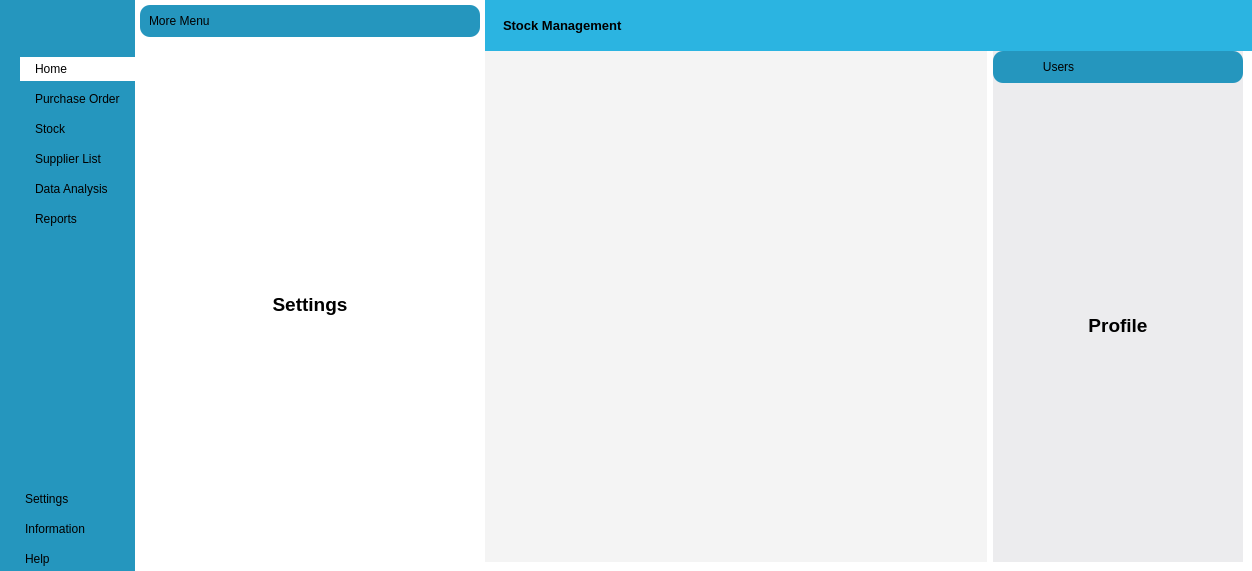
qauntico/Business-application-, file main.ui: the form before one commit.
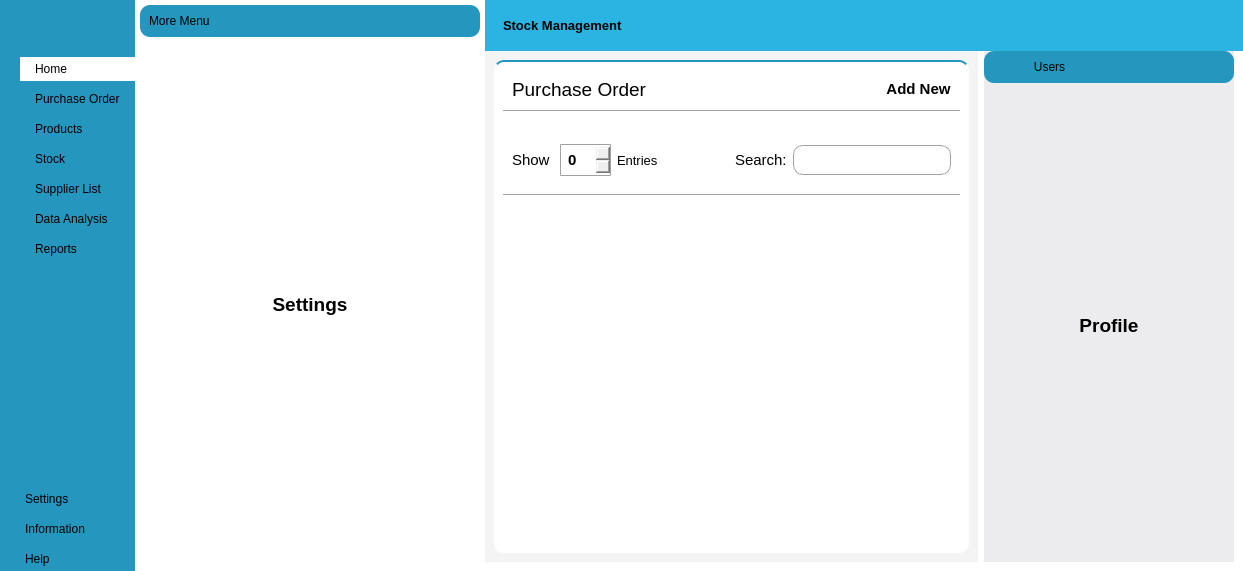
The form after the commit. The open tabs and pages were chosen to show the change. Icons and pictures are not drawn.

Commit message: created the Purchase order ui

```diff
--- a/main.ui
+++ b/main.ui
@@ -6,7 +6,7 @@
    <rect>
     <x>0</x>
     <y>0</y>
-    <width>1252</width>
+    <width>1243</width>
     <height>571</height>
    </rect>
   </property>
@@ -65,25 +65,25 @@
 	padding:10px;
 	border-radius:10px
 }
-#widget_5 {
+#widget_5, #widget_6 {
  	border-radius: 10px;
 	border-top:2px solid #2596be;
 	background-color: white;
 }
-#frame_18 {
+#frame_18, #frame_24 {
 	border-bottom: 1px solid #a1a1a1;
 }
-#frame_20 {
+#frame_20, #frame_26 {
 	border-bottom: 1px solid #a1a1a1;
 }
 #stackedWidget_3{
 	background-color: #f4f4f4;
 }
-#lineEdit {
+#lineEdit, #lineEdit_2 {
 	border: 1px solid #a1a1a1;
 	border-radius: 10px
 }
-#spinBox {
+#spinBox, #spinBox_2 {
 	border:1px solid #a1a1a1;
 	border-radius: 1px;
 	padding:5px
@@ -257,6 +257,23 @@
                </property>
               </widget>
              </item>
+             <item>
+              <widget class="QPushButton" name="pushButton_12">
+               <property name="text">
+                <string>Products</string>
+               </property>
+               <property name="icon">
+                <iconset resource="icons/icons.qrc">
+                 <normaloff>:/icons/clipboard.svg</normaloff>:/icons/clipboard.svg</iconset>
+               </property>
+               <property name="iconSize">
+                <size>
+                 <width>24</width>
+                 <height>24</height>
+                </size>
+               </property>
+              </widget>
+             </item>
              <item>
               <widget class="QPushButton" name="pushButton_9">
                <property name="toolTip">
@@ -1388,7 +1405,251 @@
                  </item>
                 </layout>
                </widget>
-               <widget class="QWidget" name="page_7"/>
+               <widget class="QWidget" name="page_7">
+                <layout class="QVBoxLayout" name="verticalLayout_16">
+                 <item>
+                  <widget class="QWidget" name="widget_6" native="true">
+                   <layout class="QVBoxLayout" name="verticalLayout_31">
+                    <item alignment="Qt::AlignTop">
+                     <widget class="QFrame" name="frame_24">
+                      <property name="frameShape">
+                       <enum>QFrame::StyledPanel</enum>
+                      </property>
+                      <property name="frameShadow">
+                       <enum>QFrame::Raised</enum>
+                      </property>
+                      <layout class="QHBoxLayout" name="horizontalLayout_26">
+                       <item>
+                        <widget class="QLabel" name="label_11">
+                         <property name="font">
+                          <font>
+                           <pointsize>14</pointsize>
+                           <weight>50</weight>
+                           <bold>false</bold>
+                           <underline>false</underline>
+                          </font>
+                         </property>
+                         <property name="text">
+                          <string>Purchase Order</string>
+                         </property>
+                        </widget>
+                       </item>
+                       <item alignment="Qt::AlignRight">
+                        <widget class="QPushButton" name="pushButton_17">
+                         <property name="font">
+                          <font>
+                           <pointsize>11</pointsize>
+                           <weight>75</weight>
+                           <bold>true</bold>
+                          </font>
+                         </property>
+                         <property name="text">
+                          <string>Add New</string>
+                         </property>
+                         <property name="icon">
+                          <iconset resource="icons/icons.qrc">
+                           <normaloff>:/icons/plus.svg</normaloff>:/icons/plus.svg</iconset>
+                         </property>
+                         <property name="iconSize">
+                          <size>
+                           <width>24</width>
+                           <height>24</height>
+                          </size>
+                         </property>
+                        </widget>
+                       </item>
+                      </layout>
+                     </widget>
+                    </item>
+                    <item>
+                     <widget class="QFrame" name="frame_25">
+                      <property name="sizePolicy">
+                       <sizepolicy hsizetype="Expanding" vsizetype="Expanding">
+                        <horstretch>0</horstretch>
+                        <verstretch>0</verstretch>
+                       </sizepolicy>
+                      </property>
+                      <property name="frameShape">
+                       <enum>QFrame::StyledPanel</enum>
+                      </property>
+                      <property name="frameShadow">
+                       <enum>QFrame::Raised</enum>
+                      </property>
+                      <layout class="QVBoxLayout" name="verticalLayout_33">
+                       <property name="leftMargin">
+                        <number>0</number>
+                       </property>
+                       <property name="rightMargin">
+                        <number>0</number>
+                       </property>
+                       <item>
+                        <widget class="QFrame" name="frame_26">
+                         <property name="frameShape">
+                          <enum>QFrame::StyledPanel</enum>
+                         </property>
+                         <property name="frameShadow">
+                          <enum>QFrame::Raised</enum>
+                         </property>
+                         <layout class="QHBoxLayout" name="horizontalLayout_27">
+                          <property name="leftMargin">
+                           <number>0</number>
+                          </property>
+                          <property name="rightMargin">
+                           <number>0</number>
+                          </property>
+                          <item alignment="Qt::AlignLeft">
+                           <widget class="QFrame" name="frame_27">
+                            <property name="font">
+                             <font>
+                              <pointsize>4</pointsize>
+                             </font>
+                            </property>
+                            <property name="frameShape">
+                             <enum>QFrame::StyledPanel</enum>
+                            </property>
+                            <property name="frameShadow">
+                             <enum>QFrame::Raised</enum>
+                            </property>
+                            <layout class="QHBoxLayout" name="horizontalLayout_28">
+                             <item>
+                              <widget class="QLabel" name="label_35">
+                               <property name="font">
+                                <font>
+                                 <pointsize>11</pointsize>
+                                </font>
+                               </property>
+                               <property name="text">
+                                <string>Show </string>
+                               </property>
+                              </widget>
+                             </item>
+                             <item>
+                              <widget class="QSpinBox" name="spinBox_2">
+                               <property name="sizePolicy">
+                                <sizepolicy hsizetype="Minimum" vsizetype="Preferred">
+                                 <horstretch>0</horstretch>
+                                 <verstretch>0</verstretch>
+                                </sizepolicy>
+                               </property>
+                               <property name="minimumSize">
+                                <size>
+                                 <width>49</width>
+                                 <height>32</height>
+                                </size>
+                               </property>
+                               <property name="font">
+                                <font>
+                                 <pointsize>11</pointsize>
+                                 <weight>75</weight>
+                                 <bold>true</bold>
+                                </font>
+                               </property>
+                              </widget>
+                             </item>
+                             <item>
+                              <widget class="QLabel" name="label_36">
+                               <property name="font">
+                                <font>
+                                 <pointsize>10</pointsize>
+                                </font>
+                               </property>
+                               <property name="text">
+                                <string>Entries</string>
+                               </property>
+                              </widget>
+                             </item>
+                            </layout>
+                           </widget>
+                          </item>
+                          <item alignment="Qt::AlignRight">
+                           <widget class="QFrame" name="frame_28">
+                            <property name="frameShape">
+                             <enum>QFrame::StyledPanel</enum>
+                            </property>
+                            <property name="frameShadow">
+                             <enum>QFrame::Raised</enum>
+                            </property>
+                            <layout class="QHBoxLayout" name="horizontalLayout_29">
+                             <item>
+                              <widget class="QLabel" name="label_37">
+                               <property name="font">
+                                <font>
+                                 <pointsize>11</pointsize>
+                                </font>
+                               </property>
+                               <property name="text">
+                                <string>Search:</string>
+                               </property>
+                              </widget>
+                             </item>
+                             <item>
+                              <widget class="QLineEdit" name="lineEdit_2">
+                               <property name="sizePolicy">
+                                <sizepolicy hsizetype="Minimum" vsizetype="Maximum">
+                                 <horstretch>0</horstretch>
+                                 <verstretch>0</verstretch>
+                                </sizepolicy>
+                               </property>
+                               <property name="minimumSize">
+                                <size>
+                                 <width>158</width>
+                                 <height>0</height>
+                                </size>
+                               </property>
+                               <property name="maximumSize">
+                                <size>
+                                 <width>16777215</width>
+                                 <height>30</height>
+                                </size>
+                               </property>
+                               <property name="baseSize">
+                                <size>
+                                 <width>0</width>
+                                 <height>0</height>
+                                </size>
+                               </property>
+                               <property name="font">
+                                <font>
+                                 <pointsize>10</pointsize>
+                                </font>
+                               </property>
+                              </widget>
+                             </item>
+                            </layout>
+                           </widget>
+                          </item>
+                         </layout>
+                        </widget>
+                       </item>
+                       <item>
+                        <widget class="QFrame" name="frame_29">
+                         <property name="sizePolicy">
+                          <sizepolicy hsizetype="Preferred" vsizetype="Expanding">
+                           <horstretch>0</horstretch>
+                           <verstretch>0</verstretch>
+                          </sizepolicy>
+                         </property>
+                         <property name="frameShape">
+                          <enum>QFrame::StyledPanel</enum>
+                         </property>
+                         <property name="frameShadow">
+                          <enum>QFrame::Raised</enum>
+                         </property>
+                         <layout class="QVBoxLayout" name="verticalLayout_34">
+                          <item>
+                           <widget class="QTableView" name="tableView_2"/>
+                          </item>
+                         </layout>
+                        </widget>
+                       </item>
+                      </layout>
+                     </widget>
+                    </item>
+                   </layout>
+                  </widget>
+                 </item>
+                </layout>
+               </widget>
                <widget class="QWidget" name="page_8">
                 <layout class="QVBoxLayout" name="verticalLayout_17">
                  <item>
@@ -1635,25 +1896,7 @@
                 </layout>
                </widget>
                <widget class="QWidget" name="page_9">
-                <layout class="QVBoxLayout" name="verticalLayout_18">
-                 <item>
-                  <widget class="QLabel" name="label_11">
-                   <property name="font">
-                    <font>
-                     <pointsize>14</pointsize>
-                     <weight>75</weight>
-                     <bold>true</bold>
-                    </font>
-                   </property>
-                   <property name="text">
-                    <string>Edit Product</string>
-                   </property>
-                   <property name="alignment">
-                    <set>Qt::AlignCenter</set>
-                   </property>
-                  </widget>
-                 </item>
-                </layout>
+                <layout class="QVBoxLayout" name="verticalLayout_18"/>
                </widget>
                <widget class="QWidget" name="page_10">
                 <layout class="QVBoxLayout" name="verticalLayout_19">
```
Left out of the diff: 2 changed lines with no effect on the pictures.
